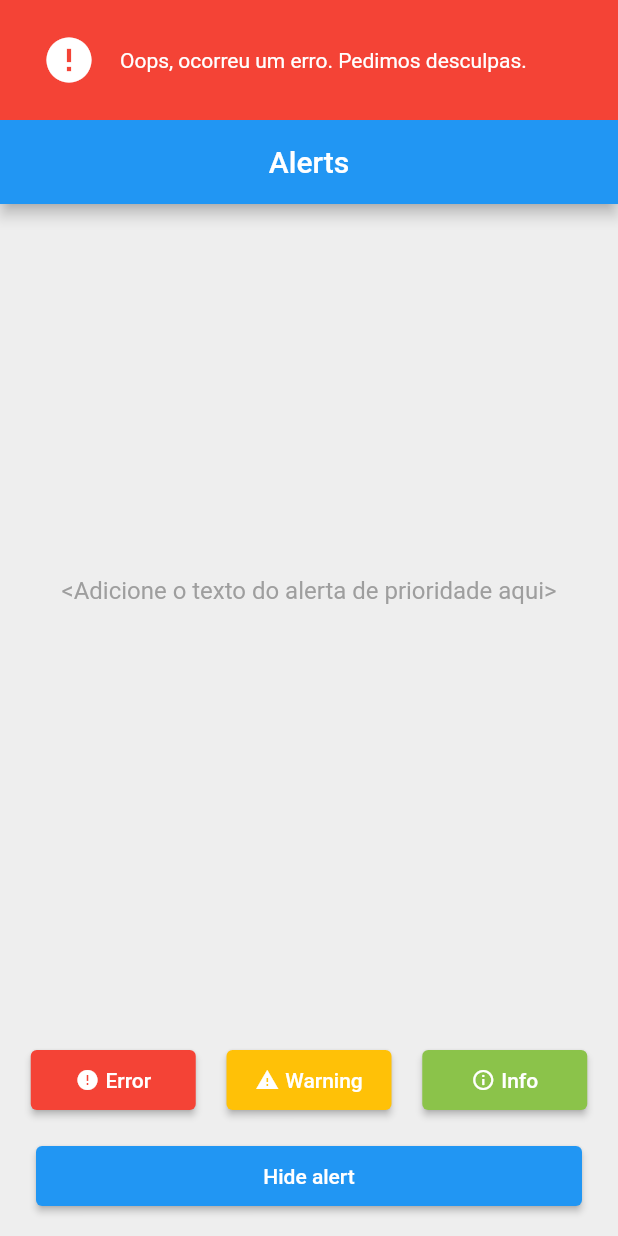
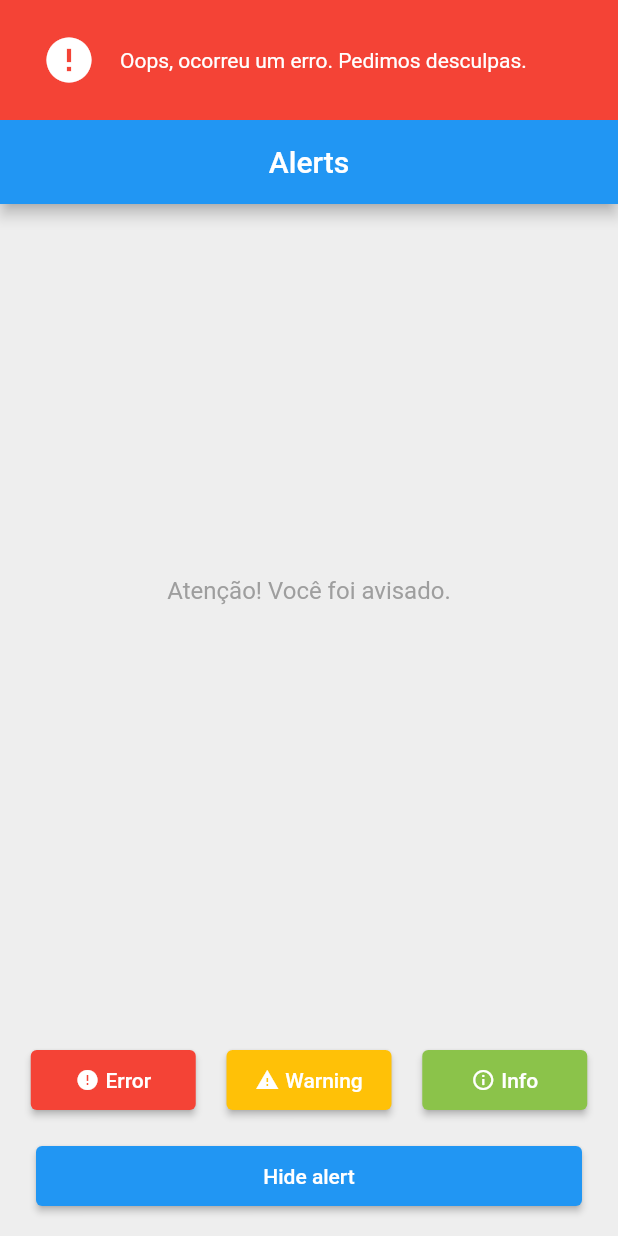
Before and after one commit to joaoconstancio1/alert_priority, a Flutter app: the screen it shows after launch, item 2 of the bottom bar chosen, after a tap on "Error", after a tap on "Warning", on a phone screen of 412 x 824 dp. Run offline on Flutter 3.47's test engine with Material 2 defaults, Android fonts, the phone set to English and light mode, and no system bars.

Commit message:
show text on screen

```diff
--- a/lib/main.dart
+++ b/lib/main.dart
@@ -4,8 +4,15 @@ import 'alert_messenger.dart';
 
 void main() => runApp(const AlertPriorityApp());
 
-class AlertPriorityApp extends StatelessWidget {
+class AlertPriorityApp extends StatefulWidget {
   const AlertPriorityApp({super.key});
+
+  @override
+  State<AlertPriorityApp> createState() => _AlertPriorityAppState();
+}
+
+class _AlertPriorityAppState extends State<AlertPriorityApp> {
+  String alertText = 'adicione o texto aqui';
 
   @override
   Widget build(BuildContext context) {
@@ -36,7 +43,7 @@ class AlertPriorityApp extends StatelessWidget {
                       flex: 3,
                       child: Center(
                         child: Text(
-                          '<Adicione o texto do alerta de prioridade aqui>',
+                          alertText,
                           style: TextStyle(
                             color: Colors.grey[500],
                             fontSize: 16.0,
@@ -56,13 +63,19 @@ class AlertPriorityApp extends StatelessWidget {
                               children: [
                                 ElevatedButton(
                                   onPressed: () {
+                                    final text =
+                                        'Oops, ocorreu um erro. Pedimos desculpas.';
+                                    setState(() {
+                                      alertText = text;
+                                    });
                                     AlertMessenger.of(context).showAlert(
-                                      alert: const Alert(
+                                      alert: Alert(
                                         backgroundColor: Colors.red,
                                         leading: Icon(Icons.error),
                                         priority: AlertPriority.error,
                                         child: Text(
-                                            'Oops, ocorreu um erro. Pedimos desculpas.'),
+                                          text,
+                                        ),
                                       ),
                                     );
                                   },
@@ -83,13 +96,16 @@ class AlertPriorityApp extends StatelessWidget {
                                 ),
                                 ElevatedButton(
                                   onPressed: () {
+                                    final text = 'Atenção! Você foi avisado.';
+                                    setState(() {
+                                      alertText = text;
+                                    });
                                     AlertMessenger.of(context).showAlert(
-                                      alert: const Alert(
+                                      alert: Alert(
                                         backgroundColor: Colors.amber,
                                         leading: Icon(Icons.warning),
                                         priority: AlertPriority.warning,
-                                        child:
-                                            Text('Atenção! Você foi avisado.'),
+                                        child: Text(text),
                                       ),
                                     );
                                   },
@@ -110,13 +126,17 @@ class AlertPriorityApp extends StatelessWidget {
                                 ),
                                 ElevatedButton(
                                   onPressed: () {
+                                    final text =
+                                        'Este é um aplicativo escrito em Flutter.';
+                                    setState(() {
+                                      alertText = text;
+                                    });
                                     AlertMessenger.of(context).showAlert(
-                                      alert: const Alert(
+                                      alert: Alert(
                                         backgroundColor: Colors.green,
                                         leading: Icon(Icons.info),
                                         priority: AlertPriority.info,
-                                        child: Text(
-                                            'Este é um aplicativo escrito em Flutter.'),
+                                        child: Text(text),
                                       ),
                                     );
                                   },
```
